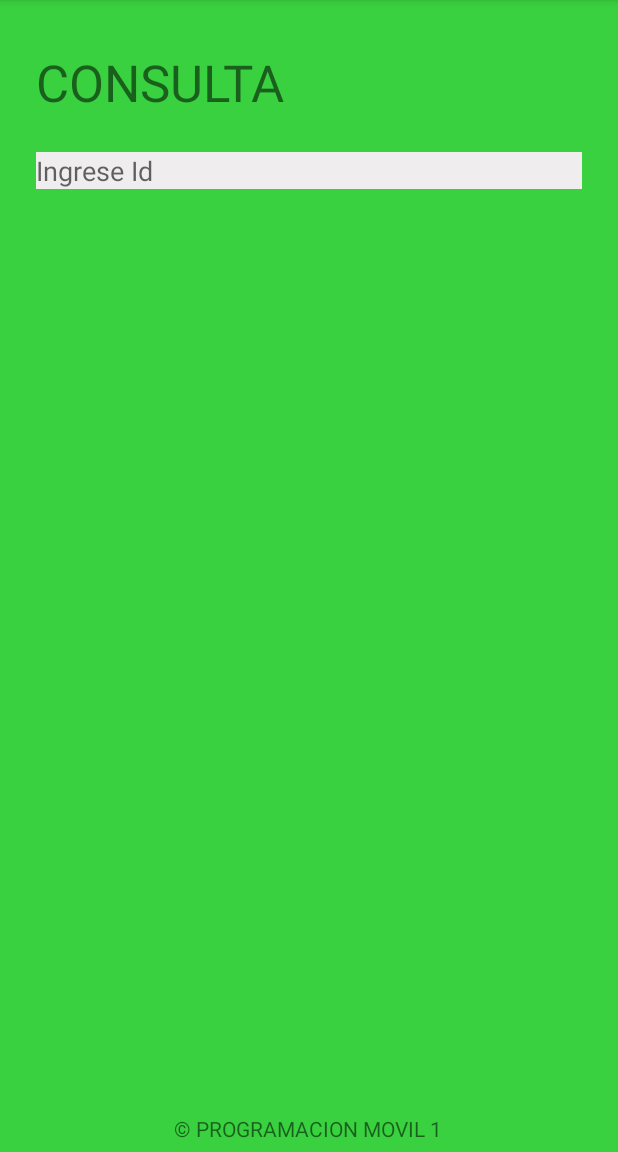
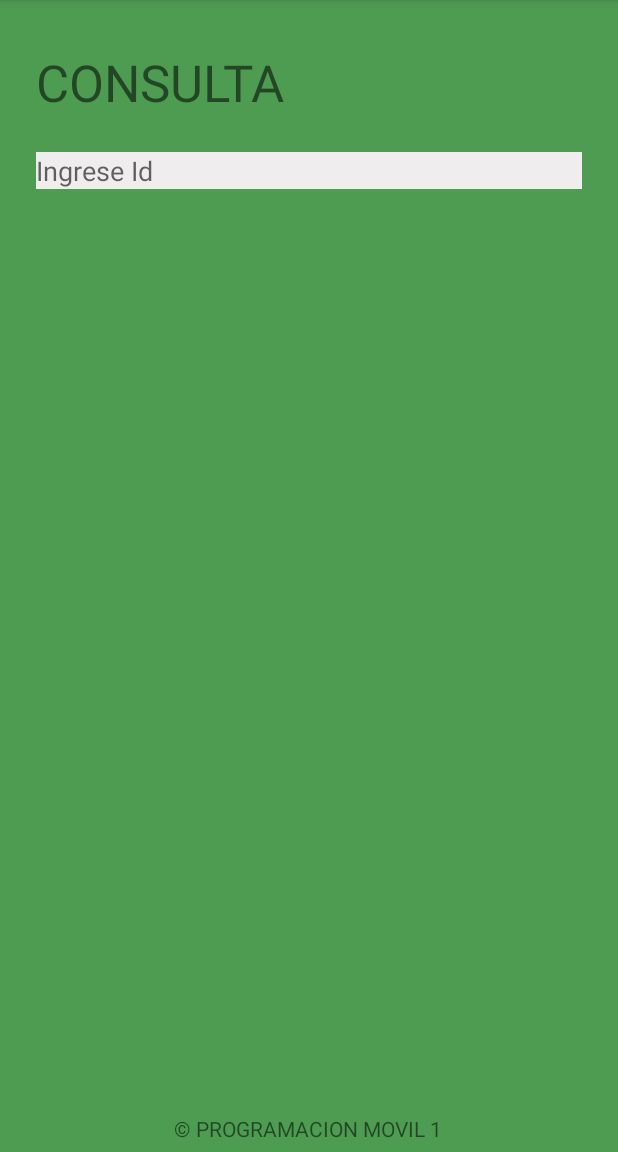
Before and after one commit to ajocasar/EjercicioApi, an Android app: the BusquedaActivity screen opened directly, with no data from a screen before it, on a phone screen of 412 x 824 dp, the part 84-1236 px from its top. Run offline under Robolectric (Android 15) with nearby library versions, the phone set to English and light mode, and no system bars.

Commit message:
Ejercicio 2.2

```diff
--- a/app/src/main/res/layout/activity_busqueda.xml
+++ b/app/src/main/res/layout/activity_busqueda.xml
@@ -4,7 +4,7 @@
     xmlns:tools="http://schemas.android.com/tools"
     android:layout_width="match_parent"
     android:layout_height="match_parent"
-    android:background="#39D13F"
+    android:background="#4E9C52"
     tools:context=".BusquedaActivity">
 
     <TextView
```
